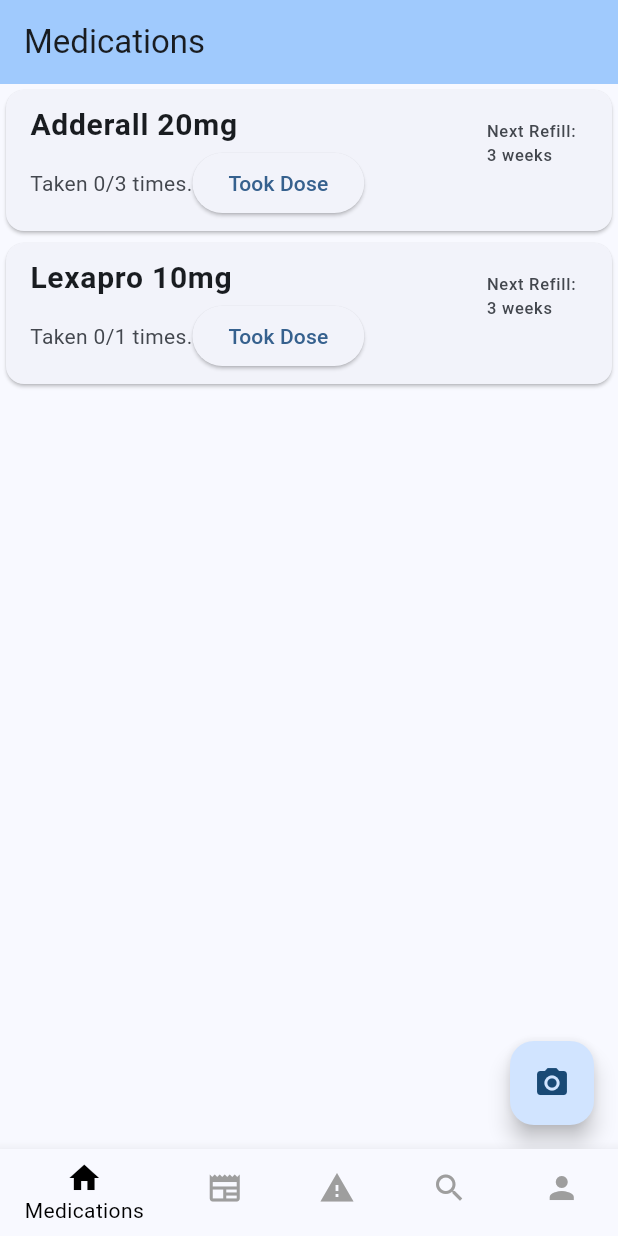
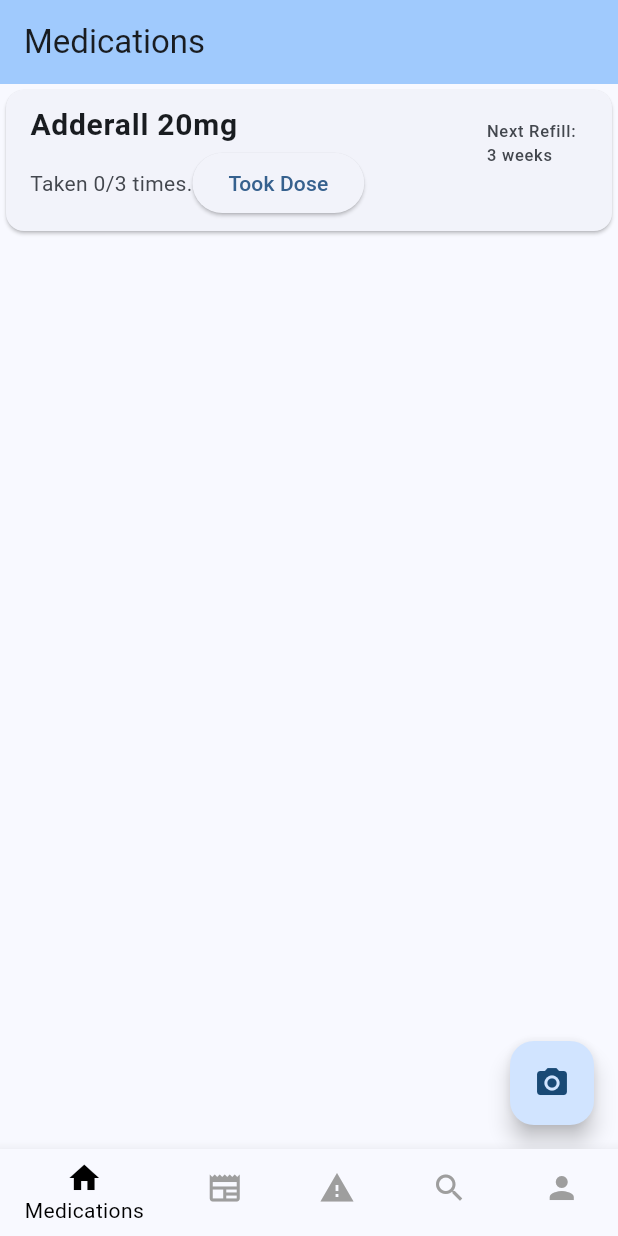
Before and after one commit to HackForHumanity2024/rx_track, a Flutter app: the screen it shows after launch, on a phone screen of 412 x 824 dp. Run offline on Flutter 3.47's test engine with Material 3 defaults, Android fonts, the phone set to English and light mode, and no system bars; our stand-ins replace camera.

Commit message:
added stuff :+1:

```diff
--- a/lib/medications/camera.dart
+++ b/lib/medications/camera.dart
@@ -71,6 +71,7 @@ class _CameraState extends State<Camera> {
                       MaterialPageRoute(
                         builder: (context) => Picture(
                           imagePath: image.path,
+                          camera: widget.camera,
                         ),
                       ),
                     );
--- a/lib/medications/medications.dart
+++ b/lib/medications/medications.dart
@@ -14,7 +14,7 @@ class Medications extends StatefulWidget {
 class _MedicationsState extends State<Medications> {
   Map<String, int> medications = {
     'Adderall 20mg': 3,
-    'Lexapro 10mg': 1,
+    // 'Lexapro 10mg': 1,
   };
   @override
   Widget build(BuildContext context) {
```
Also changed, not shown: lib/medications/picture.dart (+11 -2 lines).
